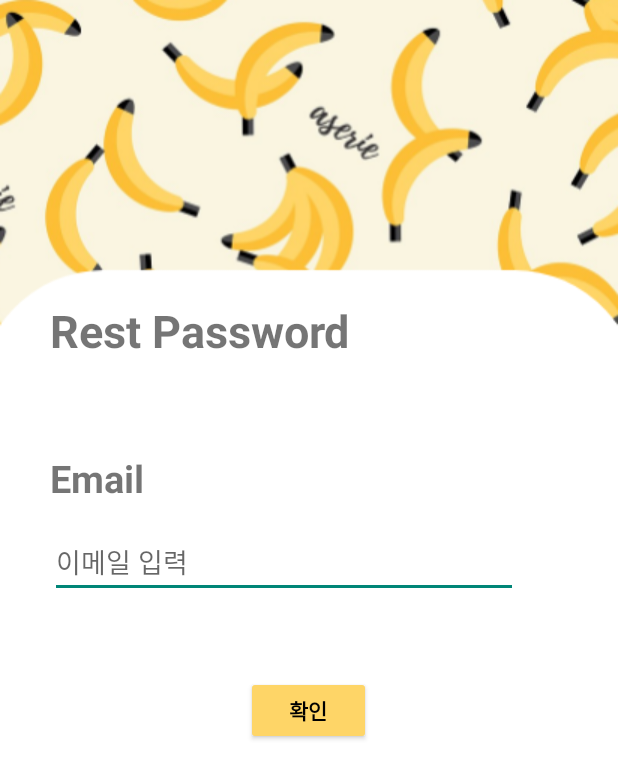
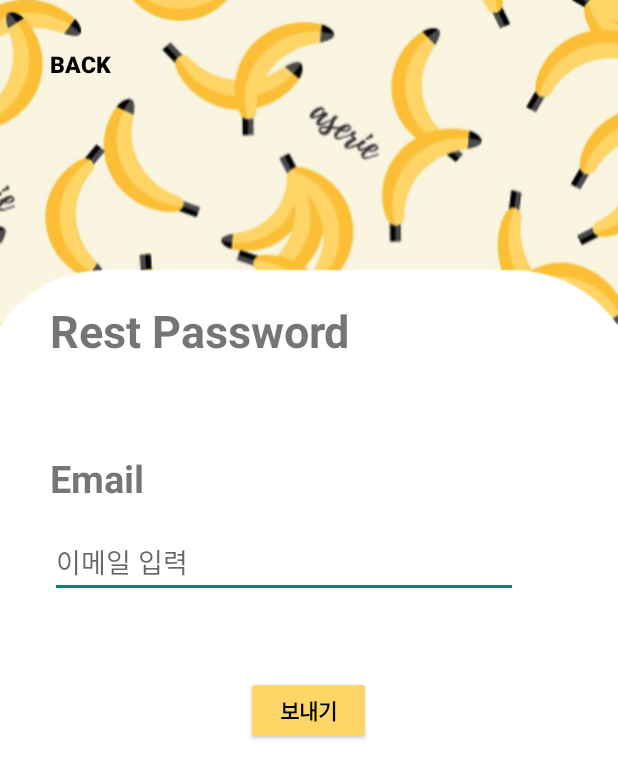
Before and after one commit to CSID-DGU/2022-1-OSSP1-Banana-4, an Android app: the FindPasswordActivity screen opened directly, with no data from a screen before it, on a phone screen of 412 x 824 dp. Shown: the top 779 px of the screen. Run offline under Robolectric (Android 15) with nearby library versions, the phone set to English and light mode, and no system bars; our stand-ins replace Firebase (no records; nobody signed in at launch, a user with empty details on screens opened directly).

Commit message:
비밀번호 재설정 수정

```diff
--- a/app/src/main/java/com/example/myapplication/FindpasswordActivity.kt
+++ b/app/src/main/java/com/example/myapplication/FindpasswordActivity.kt
@@ -1,5 +1,6 @@
 package com.example.myapplication
 
+import android.content.Intent
 import androidx.appcompat.app.AppCompatActivity
 import android.os.Bundle
 import android.widget.Toast
@@ -8,6 +9,7 @@ import com.example.myapplication.databinding.ActivitySelectImageBinding
 import com.google.firebase.auth.FirebaseAuth
 import com.google.firebase.auth.ktx.auth
 import com.google.firebase.ktx.Firebase
+import kotlinx.android.synthetic.main.activity_find_password.*
 
 class FindPasswordActivity : AppCompatActivity() {
     private lateinit var binding: ActivityFindPasswordBinding
@@ -17,11 +19,11 @@ class FindPasswordActivity : AppCompatActivity() {
         binding= ActivityFindPasswordBinding.inflate(layoutInflater)
         setContentView(binding.root)
 
-        val Useremail=binding.findUserEmail.text.toString()
+        val Useremail=binding.findUserEmail
         //val user= Firebase.auth.currentUser
         //var email=user!!.email
         binding.okBtn.setOnClickListener{
-            Firebase.auth.sendPasswordResetEmail(Useremail)
+            Firebase.auth.sendPasswordResetEmail(Useremail.text.toString())
                 .addOnCompleteListener {
                     if (it.isSuccessful)
                         Toast.makeText(this,"이메일을 전송했습니다",Toast.LENGTH_SHORT).show()
@@ -29,5 +31,11 @@ class FindPasswordActivity : AppCompatActivity() {
                         Toast.makeText(this,"이메일 전송을 실패했습니다",Toast.LENGTH_SHORT).show()
                 }
         }
+
+        back_btn.setOnClickListener{
+            val intent= Intent(this,LoginActivity::class.java)
+            startActivity(intent)
+            finish()
+        }
     }
 }
--- a/app/src/main/res/layout/activity_find_password.xml
+++ b/app/src/main/res/layout/activity_find_password.xml
@@ -52,11 +52,27 @@
         android:layout_height="46dp"
         android:layout_marginTop="52dp"
         android:backgroundTint="#FFFED567"
-        android:text="확인"
+        android:text="보내기"
         android:textColor="@color/black"
         android:textStyle="bold"
         app:layout_constraintEnd_toEndOf="parent"
         app:layout_constraintHorizontal_bias="0.498"
         app:layout_constraintStart_toStartOf="parent"
         app:layout_constraintTop_toBottomOf="@+id/find_userEmail" />
+
+    <Button
+        android:id="@+id/back_btn"
+        android:layout_width="102dp"
+        android:layout_height="54dp"
+        android:layout_marginTop="16dp"
+        android:background="#00ff0000"
+        android:text="Back"
+        android:textColor="#000000"
+        android:textSize="15dp"
+        android:textStyle="bold"
+        app:layout_constraintEnd_toEndOf="parent"
+        app:layout_constraintHorizontal_bias="0.009"
+        app:layout_constraintStart_toStartOf="parent"
+        app:layout_constraintTop_toTopOf="parent" />
+
 </androidx.constraintlayout.widget.ConstraintLayout>
```
